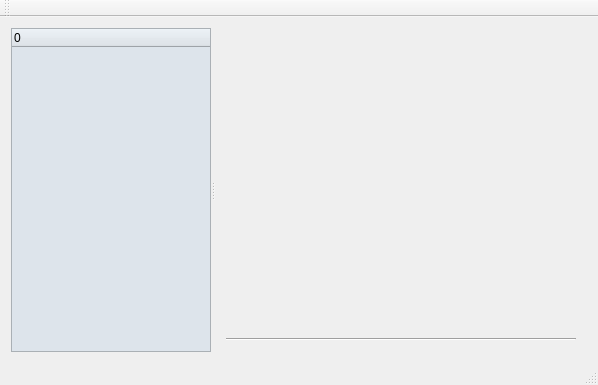
Qt form freetoolbox/plugins/coreplugin/mainwindow.ui (FreeHealth/freehealth) before a commit.
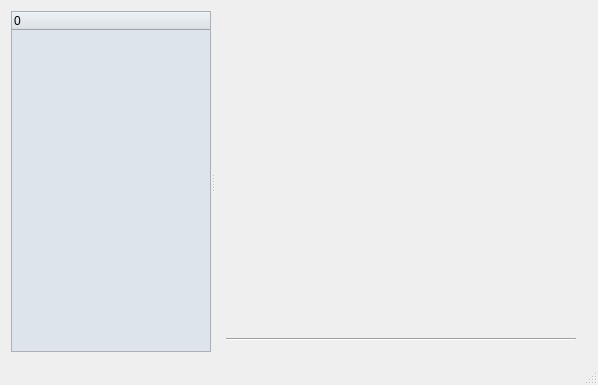
The same form after that commit.

Commit message: remove tool bar and its content, some doc

```diff
--- a/freetoolbox/plugins/coreplugin/mainwindow.ui
+++ b/freetoolbox/plugins/coreplugin/mainwindow.ui
@@ -74,14 +74,6 @@
     </rect>
    </property>
   </widget>
-  <widget class="QToolBar" name="mainToolBar">
-   <attribute name="toolBarArea">
-    <enum>TopToolBarArea</enum>
-   </attribute>
-   <attribute name="toolBarBreak">
-    <bool>false</bool>
-   </attribute>
-  </widget>
   <widget class="QStatusBar" name="statusBar"/>
  </widget>
  <layoutdefault spacing="6" margin="11"/>
```
Left out of the diff: 2 changed lines with no effect on the pictures. The commit also changes 1 other file.
